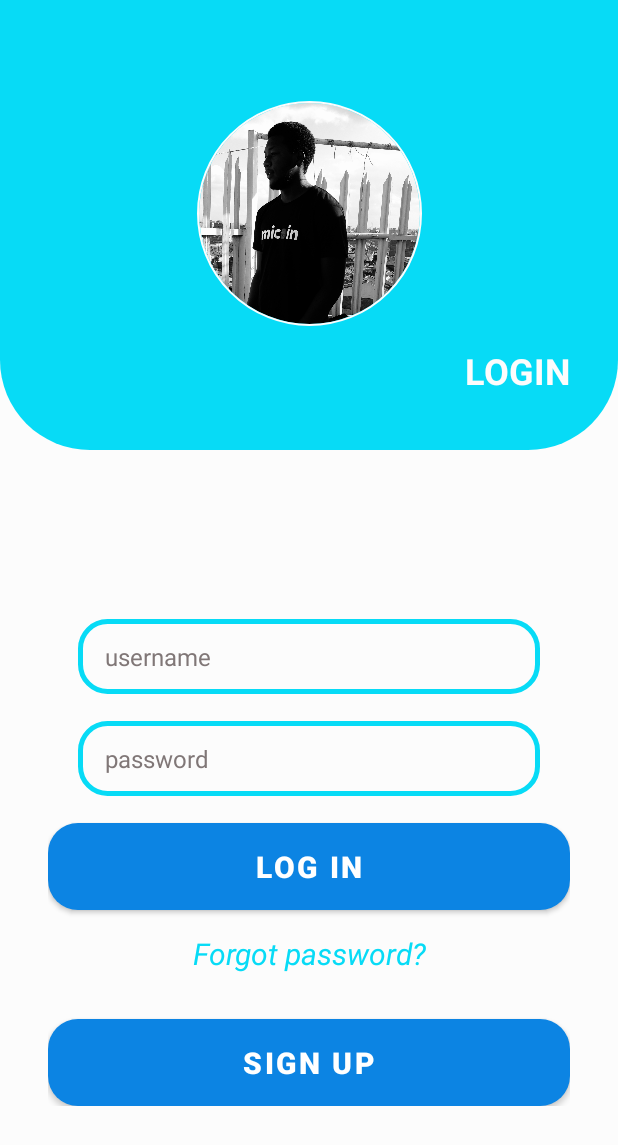
After one commit to johnkaizer/Changisha-App, an Android app: the ProfileActivity screen opened directly, with no data from a screen before it, on a phone screen of 412 x 824 dp. The commit adds this screen. Shown: the top 1145 px of the screen. Run offline under Robolectric (Android 15) with nearby library versions, the phone set to English and light mode, and no system bars; our stand-ins replace CircleImageView.

Commit message:
Added activities for notifications, sign up page and log in page.

```diff
--- /dev/null
+++ b/app/src/main/java/com/example/changishaapp/ProfileActivity.java
@@ -0,0 +1,28 @@
+package com.example.changishaapp;
+
+import androidx.appcompat.app.AppCompatActivity;
+
+import android.content.Intent;
+import android.os.Bundle;
+import android.view.View;
+import android.widget.Button;
+
+public class ProfileActivity extends AppCompatActivity {
+    Button signup;
+
+    @Override
+    protected void onCreate(Bundle savedInstanceState) {
+        super.onCreate(savedInstanceState);
+        setContentView(R.layout.activity_profile);
+
+        signup = findViewById(R.id.btn_SignUp);
+        signup.setOnClickListener(new View.OnClickListener() {
+            @Override
+            public void onClick(View view) {
+                Intent i = new Intent(ProfileActivity.this,SignUpActivity.class);
+                startActivity(i);
+                finish();
+            }
+        });
+    }
+}
--- a/app/src/main/res/drawable/donate_button.xml
+++ b/app/src/main/res/drawable/donate_button.xml
@@ -2,7 +2,7 @@
 <shape xmlns:android="http://schemas.android.com/apk/res/android"
     android:shape="rectangle">
 
-    <solid android:color="@color/blue"/>
+    <solid android:color="@color/purple_700"/>
     <corners   android:radius="20dp"/>
 
 </shape>
--- /dev/null
+++ b/app/src/main/res/drawable/edit_back.xml
@@ -0,0 +1,5 @@
+<?xml version="1.0" encoding="utf-8"?>
+<shape xmlns:android="http://schemas.android.com/apk/res/android">
+    <corners android:radius="18dp"/>
+    <stroke android:color="@color/blue" android:width="3dp"/>
+</shape>
--- /dev/null
+++ b/app/src/main/res/drawable/profileback.xml
@@ -0,0 +1,8 @@
+<?xml version="1.0" encoding="utf-8"?>
+<shape xmlns:android="http://schemas.android.com/apk/res/android">
+    <gradient android:startColor="@color/blue"
+        android:endColor="@color/blue"/>
+    <corners android:bottomLeftRadius="60dp"
+        android:bottomRightRadius="60dp"/>
+
+</shape>
--- a/app/src/main/res/layout/activity_main.xml
+++ b/app/src/main/res/layout/activity_main.xml
@@ -5,6 +5,7 @@
     xmlns:tools="http://schemas.android.com/tools"
     android:layout_width="match_parent"
     android:layout_height="match_parent"
+    android:orientation="vertical"
     android:background="@color/white"
     tools:context=".MainActivity">
 
@@ -35,7 +36,7 @@
         app:layout_constraintTop_toTopOf="parent" />
 
     <ImageView
-        android:id="@+id/imageView4"
+        android:id="@+id/notification_txt"
         android:layout_width="42dp"
         android:layout_height="42dp"
         android:layout_marginEnd="4dp"
@@ -110,7 +111,5 @@
             android:textStyle="bold"
             app:layout_constraintStart_toStartOf="parent"
             app:layout_constraintTop_toBottomOf="@+id/popular_donations" />
-
-
     </androidx.constraintlayout.widget.ConstraintLayout>
 </androidx.constraintlayout.widget.ConstraintLayout>
--- /dev/null
+++ b/app/src/main/res/layout/activity_profile.xml
@@ -0,0 +1,137 @@
+<?xml version="1.0" encoding="utf-8"?>
+<androidx.constraintlayout.widget.ConstraintLayout
+    xmlns:android="http://schemas.android.com/apk/res/android"
+    xmlns:app="http://schemas.android.com/apk/res-auto"
+    xmlns:tools="http://schemas.android.com/tools"
+    android:layout_width="match_parent"
+    android:layout_height="match_parent"
+    android:background="@color/ic_launcher_background"
+    tools:context=".ProfileActivity">
+
+    <androidx.constraintlayout.widget.ConstraintLayout
+        android:id="@+id/constraintLayout"
+        android:layout_width="0dp"
+        android:layout_height="300dp"
+        android:background="@drawable/profileback"
+        app:layout_constraintEnd_toEndOf="parent"
+        app:layout_constraintStart_toStartOf="parent"
+        app:layout_constraintTop_toTopOf="parent">
+
+        <de.hdodenhof.circleimageview.CircleImageView
+            android:id="@+id/profile_image"
+            android:layout_width="150dp"
+            android:layout_height="150dp"
+            android:layout_marginStart="8dp"
+            android:layout_marginTop="8dp"
+            android:layout_marginEnd="8dp"
+            android:layout_marginBottom="24dp"
+            android:src="@drawable/me"
+            app:civ_border_color="@color/ic_launcher_background"
+            app:civ_border_width="1dp"
+            app:layout_constraintBottom_toBottomOf="parent"
+            app:layout_constraintEnd_toEndOf="parent"
+            app:layout_constraintStart_toStartOf="parent"
+            app:layout_constraintTop_toTopOf="parent" />
+
+        <TextView
+            android:id="@+id/textView5"
+            android:layout_width="wrap_content"
+            android:layout_height="wrap_content"
+            android:layout_marginTop="8dp"
+            android:layout_marginEnd="32dp"
+            android:layout_marginBottom="32dp"
+            android:text="LOGIN"
+            android:textColor="@color/ic_launcher_background"
+            android:textSize="24sp"
+            android:textStyle="bold"
+            app:layout_constraintBottom_toBottomOf="parent"
+            app:layout_constraintEnd_toEndOf="parent"
+            app:layout_constraintTop_toBottomOf="@+id/profile_image" />
+
+    </androidx.constraintlayout.widget.ConstraintLayout>
+
+    <androidx.constraintlayout.widget.ConstraintLayout
+        android:layout_width="0dp"
+        android:layout_height="0dp"
+        app:layout_constraintBottom_toBottomOf="parent"
+        app:layout_constraintEnd_toEndOf="parent"
+        app:layout_constraintStart_toStartOf="parent"
+        app:layout_constraintTop_toBottomOf="@+id/constraintLayout">
+
+        <LinearLayout
+            android:layout_width="match_parent"
+            android:layout_height="wrap_content"
+            android:layout_marginStart="32dp"
+            android:layout_marginTop="8dp"
+            android:layout_marginEnd="32dp"
+            android:orientation="vertical"
+            app:layout_constraintBottom_toBottomOf="parent"
+            app:layout_constraintEnd_toEndOf="parent"
+            app:layout_constraintStart_toStartOf="parent"
+            app:layout_constraintTop_toTopOf="parent">
+
+            <EditText
+                android:id="@+id/username"
+                android:layout_width="match_parent"
+                android:layout_height="50dp"
+                android:layout_marginLeft="20dp"
+                android:layout_marginTop="18dp"
+                android:layout_marginRight="20dp"
+                android:background="@drawable/edit_back"
+                android:hint="username"
+                android:paddingLeft="18dp"
+                android:textColor="@color/black"
+                android:textColorHint="#807777"
+                android:textSize="16dp" />
+
+            <EditText
+                android:id="@+id/password"
+                android:layout_width="match_parent"
+                android:layout_height="50dp"
+                android:layout_marginLeft="20dp"
+                android:layout_marginTop="18dp"
+                android:layout_marginRight="20dp"
+                android:background="@drawable/edit_back"
+                android:hint="password"
+                android:paddingLeft="18dp"
+                android:textColor="@color/black"
+                android:textColorHint="#807777"
+                android:textSize="16dp" />
+
+            <Button
+                android:id="@+id/btn_login"
+                android:layout_width="match_parent"
+                android:layout_height="58dp"
+                android:layout_marginTop="18dp"
+                android:background="@drawable/donate_button"
+                android:text="LOG IN"
+                android:textColor="@color/white"
+                android:textSize="20sp"
+                android:textStyle="bold" />
+
+            <TextView
+                android:id="@+id/forgot_password"
+                android:layout_width="match_parent"
+                android:layout_height="wrap_content"
+                android:layout_marginTop="15dp"
+                android:gravity="center"
+                android:text="Forgot password?"
+                android:textColor="@color/blue"
+                android:textSize="20sp"
+                android:textStyle="italic" />
+
+            <Button
+                android:id="@+id/btn_SignUp"
+                android:layout_width="match_parent"
+                android:layout_height="58dp"
+                android:layout_marginTop="30sp"
+                android:background="@drawable/donate_button"
+                android:backgroundTint="@color/blue"
+                android:text="SIGN UP"
+                android:textColor="@color/white"
+                android:textSize="20sp"
+                android:textStyle="bold" />
+        </LinearLayout>
+
+    </androidx.constraintlayout.widget.ConstraintLayout>
+</androidx.constraintlayout.widget.ConstraintLayout>
```
Also changed, not shown: app/src/main/AndroidManifest.xml (+9 -0 lines), app/src/main/java/com/example/changishaapp/DetailsActivity.java (+14 -2 lines), app/src/main/java/com/example/changishaapp/MainActivity.java (+32 -6 lines), app/src/main/java/com/example/changishaapp/NotificationsActivty.java (added, +14 -0 lines), app/src/main/java/com/example/changishaapp/SignUpActivity.java (added, +28 -0 lines), app/src/main/res/layout/activity_notifications_activty.xml (added, +55 -0 lines), app/src/main/res/layout/activity_sign_up.xml (added, +164 -0 lines).
